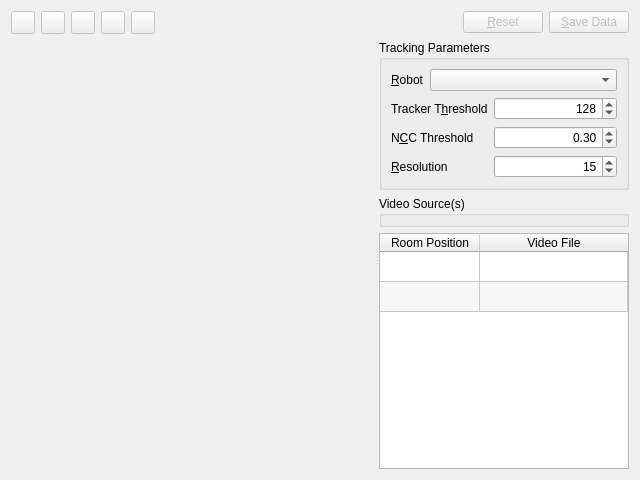
This is app/src/tools/gui/TrackRobotToolWidget.ui in dysonltd-zz/gts as Qt 5 draws it before an edit. The edited form follows.
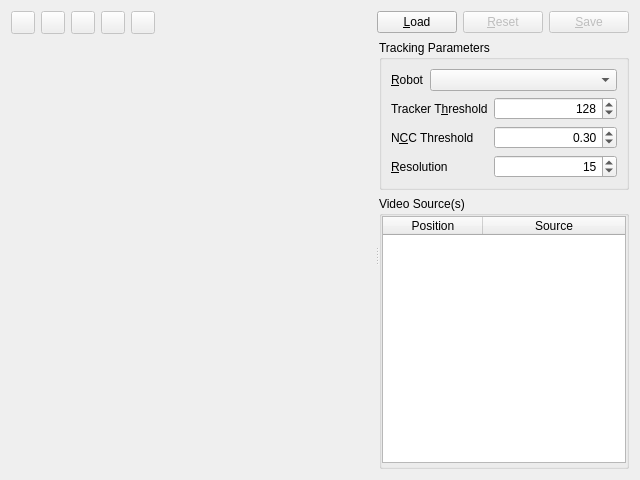
This is the edited form. Icons and pictures are not drawn. Custom widgets are drawn as their Qt base class.

```diff
--- a/app/src/tools/gui/TrackRobotToolWidget.ui
+++ b/app/src/tools/gui/TrackRobotToolWidget.ui
@@ -146,7 +146,7 @@
      <item>
       <widget class="VideoPositionBar" name="m_videoPositionBar" native="true">
        <property name="enabled">
-        <bool>false</bool>
+        <bool>true</bool>
        </property>
        <property name="sizePolicy">
         <sizepolicy hsizetype="Fixed" vsizetype="Preferred">
@@ -169,6 +169,16 @@
        </property>
       </spacer>
      </item>
+     <item>
+      <widget class="QPushButton" name="m_loadBtn">
+       <property name="enabled">
+        <bool>true</bool>
+       </property>
+       <property name="text">
+        <string>&amp;Load</string>
+       </property>
+      </widget>
+     </item>
      <item>
       <widget class="QPushButton" name="m_resetBtn">
        <property name="enabled">
@@ -185,7 +195,7 @@
         <bool>false</bool>
        </property>
        <property name="text">
-        <string>&amp;Save Data</string>
+        <string>&amp;Save</string>
        </property>
       </widget>
      </item>
@@ -412,9 +422,6 @@
           <property name="bottomMargin">
            <number>3</number>
           </property>
-         </layout>
-        </widget>
-       </item>
        <item>
         <widget class="QTableWidget" name="m_videoTable">
          <property name="sizePolicy">
@@ -456,26 +463,19 @@
          <attribute name="verticalHeaderVisible">
           <bool>false</bool>
          </attribute>
-         <row>
-          <property name="text">
-           <string>1</string>
-          </property>
-         </row>
-         <row>
-          <property name="text">
-           <string>2</string>
-          </property>
-         </row>
          <column>
           <property name="text">
-           <string>Room Position</string>
+           <string>Position</string>
           </property>
          </column>
          <column>
           <property name="text">
-           <string>Video File</string>
+           <string>Source</string>
           </property>
          </column>
+        </widget>
+       </item>
+         </layout>
         </widget>
        </item>
       </layout>
```
